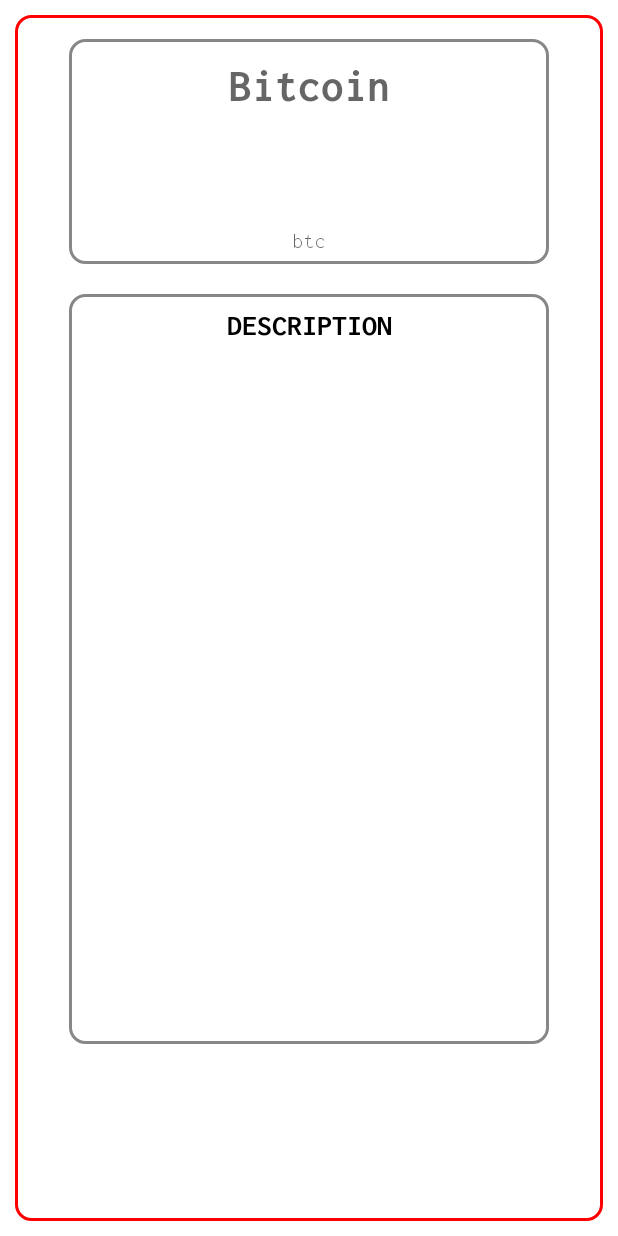
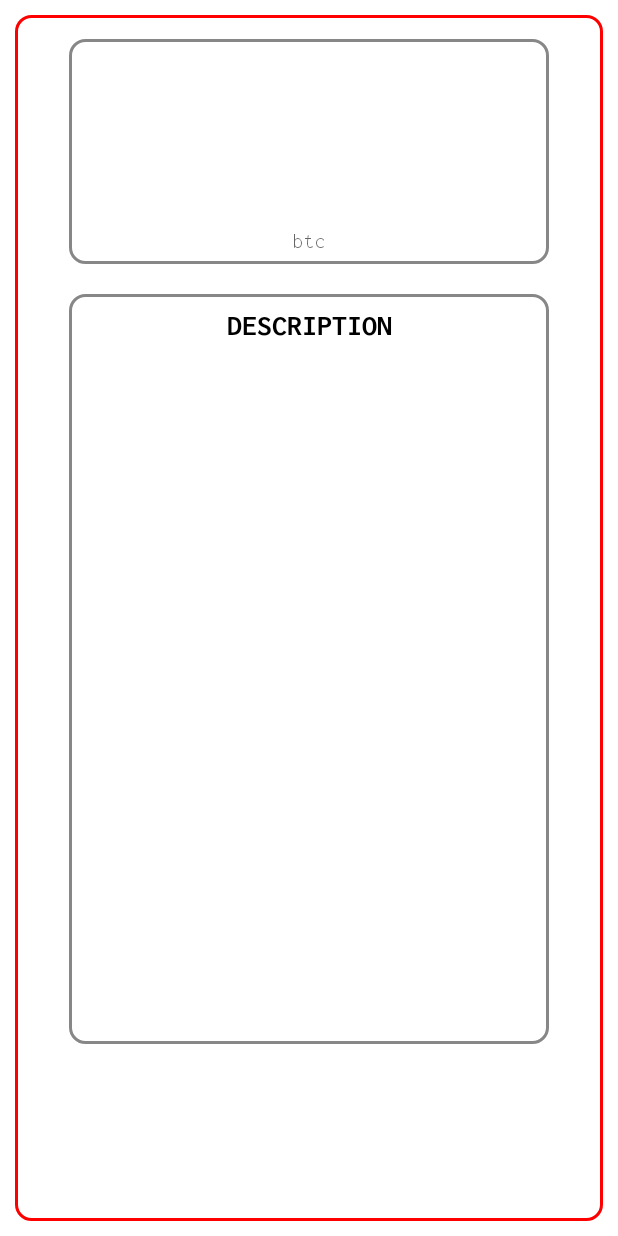
Before and after one commit to nikikrad/ImprovedCrypto, an Android app: the layout item_favoritecoin.xml on its own in the app's theme, with its tools: preview values and no code run, on a phone screen of 412 x 824 dp. Run offline under Robolectric (Android 15) with nearby library versions, the phone set to English and light mode, and no system bars; network calls fail.

Commit message:
some changes

```diff
--- a/app/src/main/java/com/example/improvedcrypto/files/favorite/FavoriteAdapter.kt
+++ b/app/src/main/java/com/example/improvedcrypto/files/favorite/FavoriteAdapter.kt
@@ -60,7 +60,6 @@
                 .placeholder(R.drawable.ic_no_image)
                 .into(avatar)
 
-
             itemView.setOnClickListener {
                 val delete = FavoriteFragment()
                 delete.showSnackBar(binding, item, favoriteViewModel, applicationContext)
--- a/app/src/main/res/layout/item_favoritecoin.xml
+++ b/app/src/main/res/layout/item_favoritecoin.xml
@@ -35,7 +35,7 @@
         android:layout_height="wrap_content"
         android:layout_marginTop="15dp"
         android:fontFamily="@font/inconsolata_bold"
-        android:hint="Bitcoin"
+        android:hint=""
         android:textColor="@color/black"
         android:textSize="30sp"
         app:layout_constraintEnd_toEndOf="@+id/v_Main"
```
